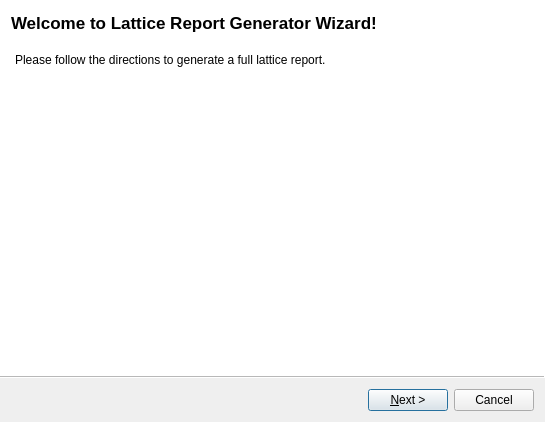
First picture: the form in src/pyelegant/guis/nsls2apcluster/genreport_wizard/wizard.ui, repository NSLS-II/PyELEGANT, before the edit.
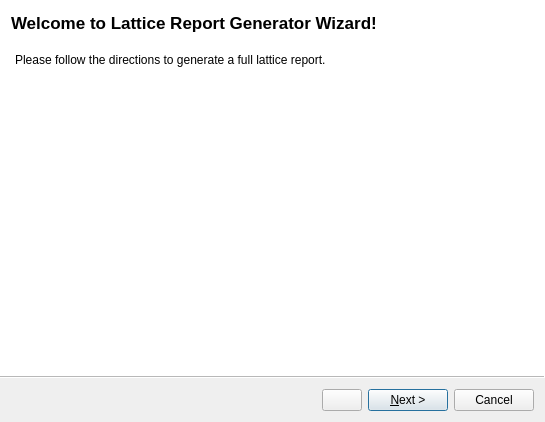
Second picture: the form after the edit. Custom widgets are drawn as their Qt base class.

Commit message: page skipping implemented

The edit to the form file:
```diff
--- a/src/pyelegant/guis/nsls2apcluster/genreport_wizard/wizard.ui
+++ b/src/pyelegant/guis/nsls2apcluster/genreport_wizard/wizard.ui
@@ -17,7 +17,7 @@
    <enum>QWizard::ModernStyle</enum>
   </property>
   <property name="options">
-   <set>QWizard::NoBackButtonOnStartPage</set>
+   <set>QWizard::HaveCustomButton1|QWizard::NoBackButtonOnStartPage</set>
   </property>
   <widget class="QWizardPage" name="wizardPage1">
    <property name="title">
```
Left out of the diff: 2 changed lines with no effect on the pictures. The commit also changes 2 other files.
